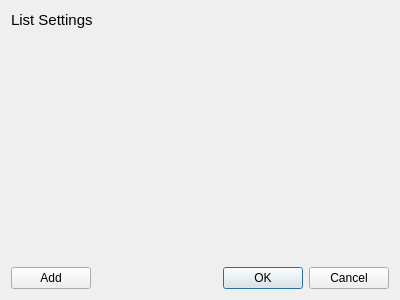
Above: widgets/editor/EditorTools/Settings/listsettings.ui from taliyos/DialogueCreatorForGames before the change. Below: the same form after it.
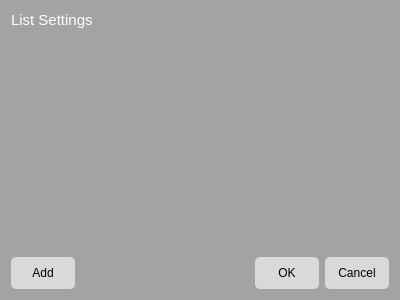
That is the form after the change. Custom widgets are drawn as their Qt base class.

Commit message: List Settings UI Styling

```diff
--- a/widgets/editor/EditorTools/Settings/listsettings.ui
+++ b/widgets/editor/EditorTools/Settings/listsettings.ui
@@ -13,6 +13,43 @@
   <property name="windowTitle">
    <string>Dialog</string>
   </property>
+  <property name="styleSheet">
+   <string notr="true">QWidget {
+	background-color: #a3a3a3;
+}
+
+#label {
+	color: white;
+}
+
+QWidget#horizontalWidget {
+	background-color: #a3a3a3;
+}
+
+QPushButton {
+	border-radius: 5px;
+	background-color: #d9d9d9;
+	color: black;
+	width: 64px;
+	height: 32px;
+}
+
+QPushButton:Hover {
+	background-color: #fefefe;
+}
+
+QPushButton:Pressed {
+	background-color: #a3a3a3;
+}
+
+Line {
+	color: #666666;
+}
+
+QLabel#clipboardLabel, QLabel#effectsLabel, QLabel#fieldsLabel, QLabel#presetsLabel {
+	color: white;
+}</string>
+  </property>
   <layout class="QGridLayout" name="gridLayout_2">
    <item row="0" column="0" colspan="2">
     <widget class="QLabel" name="label">
@@ -51,6 +88,15 @@
    </item>
    <item row="2" column="0">
     <widget class="QPushButton" name="Add">
+     <property name="minimumSize">
+      <size>
+       <width>64</width>
+       <height>32</height>
+      </size>
+     </property>
+     <property name="cursor">
+      <cursorShape>PointingHandCursor</cursorShape>
+     </property>
      <property name="text">
       <string>Add</string>
      </property>
@@ -58,6 +104,15 @@
    </item>
    <item row="2" column="1">
     <widget class="QDialogButtonBox" name="buttonBox">
+     <property name="minimumSize">
+      <size>
+       <width>0</width>
+       <height>0</height>
+      </size>
+     </property>
+     <property name="cursor">
+      <cursorShape>PointingHandCursor</cursorShape>
+     </property>
      <property name="orientation">
       <enum>Qt::Horizontal</enum>
      </property>
```
The commit also changes 1 other file.
